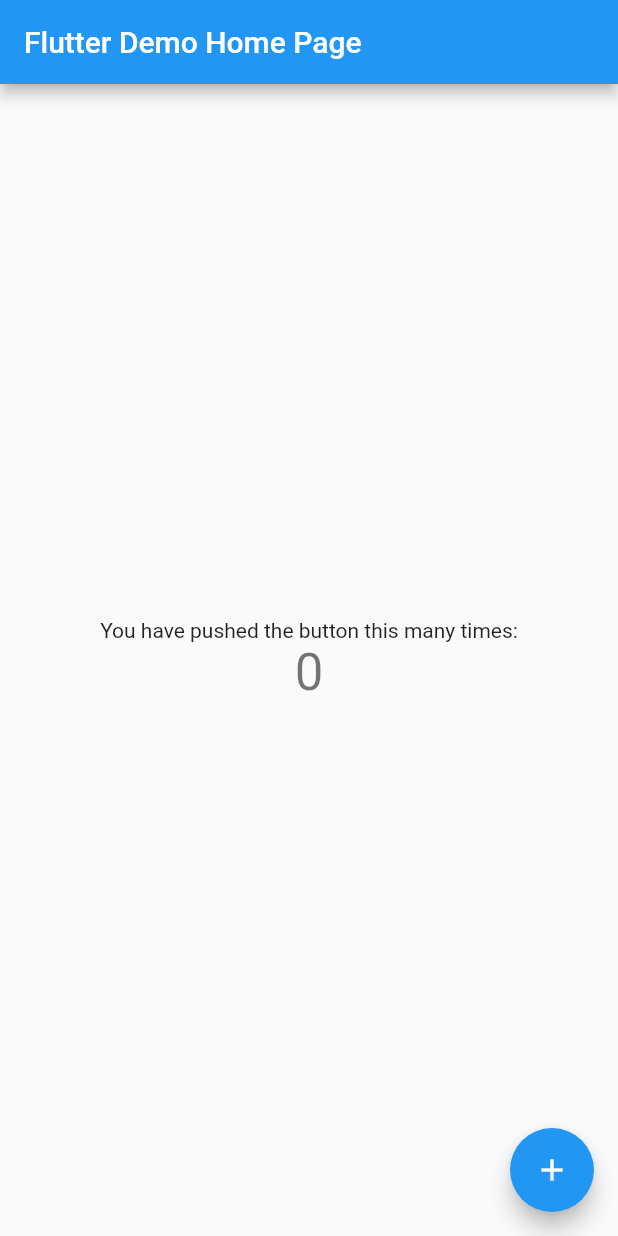
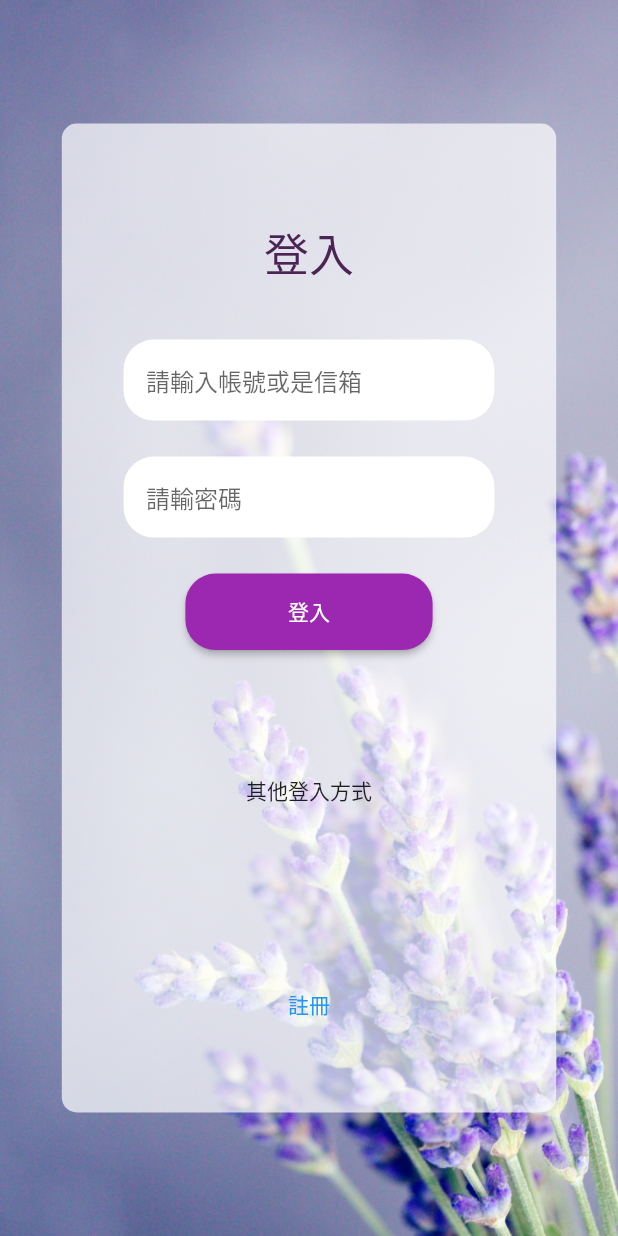
Before and after one commit to yenyen0318/flutter_login, a Flutter app: the screen it shows after launch, on a phone screen of 412 x 824 dp. Run offline on Flutter 3.47's test engine with Material 2 defaults, Android fonts, the phone set to English and light mode, and no system bars.

Commit message:
version 1

```diff
--- a/lib/main.dart
+++ b/lib/main.dart
@@ -13,103 +13,126 @@ class MyApp extends StatelessWidget {
     return MaterialApp(
       title: 'Flutter Demo',
       theme: ThemeData(
-        // This is the theme of your application.
-        //
-        // Try running your application with "flutter run". You'll see the
-        // application has a blue toolbar. Then, without quitting the app, try
-        // changing the primarySwatch below to Colors.green and then invoke
-        // "hot reload" (press "r" in the console where you ran "flutter run",
-        // or simply save your changes to "hot reload" in a Flutter IDE).
-        // Notice that the counter didn't reset back to zero; the application
-        // is not restarted.
         primarySwatch: Colors.blue,
       ),
+      debugShowCheckedModeBanner: false,
       home: const MyHomePage(title: 'Flutter Demo Home Page'),
     );
   }
 }
 
-class MyHomePage extends StatefulWidget {
+class MyHomePage extends StatelessWidget {
   const MyHomePage({super.key, required this.title});
-
-  // This widget is the home page of your application. It is stateful, meaning
-  // that it has a State object (defined below) that contains fields that affect
-  // how it looks.
-
-  // This class is the configuration for the state. It holds the values (in this
-  // case the title) provided by the parent (in this case the App widget) and
-  // used by the build method of the State. Fields in a Widget subclass are
-  // always marked "final".
-
   final String title;
 
   @override
-  State<MyHomePage> createState() => _MyHomePageState();
-}
-
-class _MyHomePageState extends State<MyHomePage> {
-  int _counter = 0;
-
-  void _incrementCounter() {
-    setState(() {
-      // This call to setState tells the Flutter framework that something has
-      // changed in this State, which causes it to rerun the build method below
-      // so that the display can reflect the updated values. If we changed
-      // _counter without calling setState(), then the build method would not be
-      // called again, and so nothing would appear to happen.
-      _counter++;
-    });
-  }
-
-  @override
   Widget build(BuildContext context) {
-    // This method is rerun every time setState is called, for instance as done
-    // by the _incrementCounter method above.
-    //
-    // The Flutter framework has been optimized to make rerunning build methods
-    // fast, so that you can just rebuild anything that needs updating rather
-    // than having to individually change instances of widgets.
+    Size size = MediaQuery.of(context).size;
+    debugPrint('${size.height}');
     return Scaffold(
-      appBar: AppBar(
-        // Here we take the value from the MyHomePage object that was created by
-        // the App.build method, and use it to set our appbar title.
-        title: Text(widget.title),
-      ),
-      body: Center(
-        // Center is a layout widget. It takes a single child and positions it
-        // in the middle of the parent.
-        child: Column(
-          // Column is also a layout widget. It takes a list of children and
-          // arranges them vertically. By default, it sizes itself to fit its
-          // children horizontally, and tries to be as tall as its parent.
-          //
-          // Invoke "debug painting" (press "p" in the console, choose the
-          // "Toggle Debug Paint" action from the Flutter Inspector in Android
-          // Studio, or the "Toggle Debug Paint" command in Visual Studio Code)
-          // to see the wireframe for each widget.
-          //
-          // Column has various properties to control how it sizes itself and
-          // how it positions its children. Here we use mainAxisAlignment to
-          // center the children vertically; the main axis here is the vertical
-          // axis because Columns are vertical (the cross axis would be
-          // horizontal).
-          mainAxisAlignment: MainAxisAlignment.center,
-          children: <Widget>[
-            const Text(
-              'You have pushed the button this many times:',
-            ),
-            Text(
-              '$_counter',
-              style: Theme.of(context).textTheme.headline4,
-            ),
-          ],
+      body: Container(
+        alignment: Alignment.center,
+        decoration: const BoxDecoration(
+            image: DecorationImage(
+                image: AssetImage('assets/images/bg.jpg'), fit: BoxFit.cover)),
+        child: SafeArea(
+          child: Container(
+              height: size.height * 0.8,
+              width: size.width * 0.8,
+              decoration: BoxDecoration(
+                color: Colors.white70,
+                borderRadius: BorderRadius.circular(10),
+              ),
+              child: Padding(
+                padding: const EdgeInsets.only(top:64, bottom: 24),
+                child: Column(
+                  mainAxisAlignment: MainAxisAlignment.spaceBetween,
+                  children: [
+                    Expanded(
+                      flex: 3,
+                      child: Column(
+                         mainAxisAlignment: MainAxisAlignment.start,
+                        children: [
+                          Padding(
+                            padding: const EdgeInsets.only(bottom: 36),
+                            child: const Text(
+                              '登入',
+                              style: TextStyle(
+                                  fontSize: 30,
+                                  color: Color(0xff4b2354),
+                                  decoration: TextDecoration.none),
+                            ),
+                          ),
+                          Padding(
+                            padding: const EdgeInsets.only(bottom: 24),
+                            child: Container(
+                              width: size.width * 0.6,
+                              decoration: BoxDecoration(
+                                color: Colors.white,
+                                borderRadius: BorderRadius.circular(20),
+                              ),
+                              child: const TextField(
+                                textAlignVertical: TextAlignVertical.center,
+                                style: TextStyle(
+                                    fontSize: 16,
+                                    color: Color(0xff4b2354),
+                                    decoration: TextDecoration.none),
+                                decoration: InputDecoration(
+                                    contentPadding: EdgeInsets.all(15),
+                                    isCollapsed: true,
+                                    border: InputBorder.none,
+                                    hintText: '請輸入帳號或是信箱'),
+                              ),
+                            ),
+                          ),
+                          Padding(
+                            padding: const EdgeInsets.only(bottom: 24),
+                            child: Container(
+                              width: size.width * 0.6,
+                              decoration: BoxDecoration(
+                                color: Colors.white,
+                                borderRadius: BorderRadius.circular(20),
+                              ),
+                              child: const TextField(
+                                textAlignVertical: TextAlignVertical.center,
+                                style: TextStyle(
+                                    fontSize: 16,
+                                    color: Color(0xff4b2354),
+                                    decoration: TextDecoration.none),
+                                decoration: InputDecoration(
+                                    contentPadding: EdgeInsets.all(15),
+                                    isCollapsed: true,
+                                    border: InputBorder.none,
+                                    hintText: '請輸密碼'),
+                              ),
+                            ),
+                          ),
+                          SizedBox(
+                             width: size.width * 0.4,
+                            child: ElevatedButton(
+                              style: ButtonStyle(
+                                backgroundColor:
+                                    MaterialStateProperty.all<Color>(Colors.purple),
+                                shape: MaterialStateProperty.all<RoundedRectangleBorder>(
+                                    RoundedRectangleBorder(
+                                  borderRadius: BorderRadius.circular(20.0),
+                                )),
+                                padding: MaterialStateProperty.all<EdgeInsets>(EdgeInsets.all(15)),
+                              ),
+                              onPressed: () {},
+                              child: Text('登入'),
+                            ),
+                          )
+                        ],
+                      ),
+                    ),
+                    Expanded(flex: 2, child: Center(child: Text('其他登入方式'))),
+                    Expanded(flex: 1, child: TextButton(onPressed: (){}, child: Text('註冊')))
+                  ],
+                ),
+              )),
         ),
       ),
-      floatingActionButton: FloatingActionButton(
-        onPressed: _incrementCounter,
-        tooltip: 'Increment',
-        child: const Icon(Icons.add),
-      ), // This trailing comma makes auto-formatting nicer for build methods.
     );
   }
 }
--- a/pubspec.yaml
+++ b/pubspec.yaml
@@ -60,9 +60,8 @@ flutter:
   uses-material-design: true
 
   # To add assets to your application, add an assets section, like this:
-  # assets:
-  #   - images/a_dot_burr.jpeg
-  #   - images/a_dot_ham.jpeg
+  assets:
+    - assets/images/
 
   # An image asset can refer to one or more resolution-specific "variants", see
   # https://flutter.dev/assets-and-images/#resolution-aware
```
Also changed, not shown: assets/images/bg.jpg (added).
